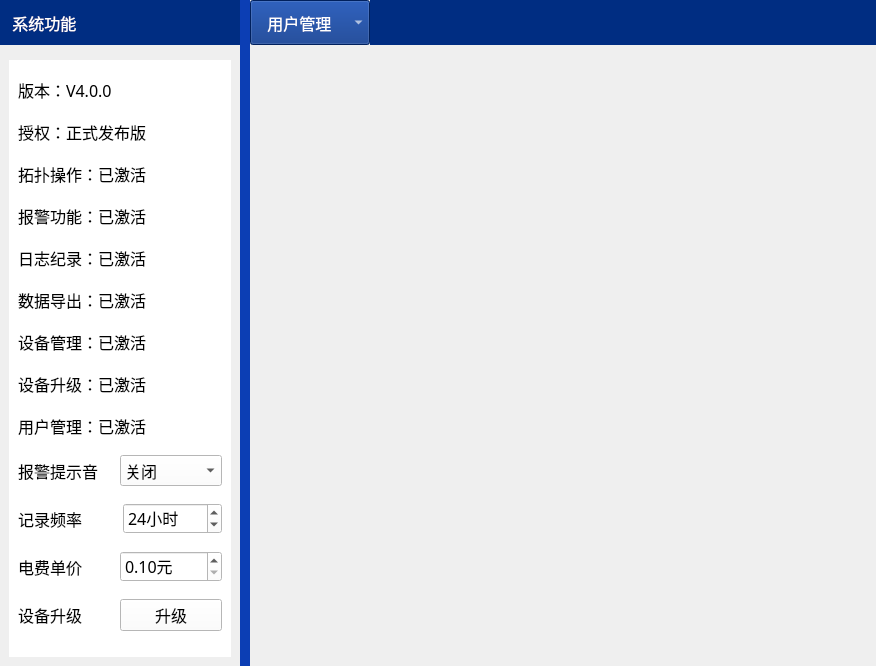
This is CleverManagerV3/setups/setup_mainwid.ui in ChinaClever/CleverManagerV3 as Qt 5 draws it before an edit. The edited form follows.
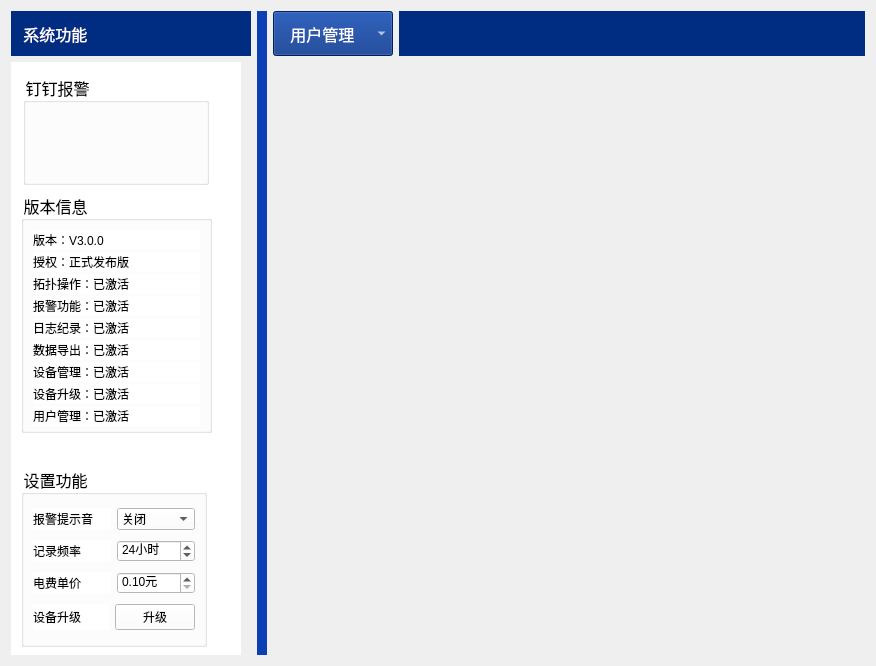
This is the edited form.

```diff
--- a/CleverManagerV3/setups/setup_mainwid.ui
+++ b/CleverManagerV3/setups/setup_mainwid.ui
@@ -19,28 +19,10 @@
   <property name="windowTitle">
    <string>Form</string>
   </property>
-  <layout class="QHBoxLayout" name="horizontalLayout_6">
-   <property name="spacing">
-    <number>0</number>
-   </property>
-   <property name="leftMargin">
-    <number>0</number>
-   </property>
-   <property name="topMargin">
-    <number>0</number>
-   </property>
-   <property name="rightMargin">
-    <number>0</number>
-   </property>
-   <property name="bottomMargin">
-    <number>0</number>
-   </property>
-   <item>
-    <layout class="QVBoxLayout" name="verticalLayout_3" stretch="1,18">
-     <property name="spacing">
-      <number>6</number>
-     </property>
-     <item>
+  <layout class="QGridLayout" name="gridLayout_3">
+   <item row="0" column="0" rowspan="2">
+    <layout class="QGridLayout" name="gridLayout_4">
+     <item row="0" column="0">
       <widget class="QLabel" name="label">
        <property name="minimumSize">
         <size>
@@ -72,9 +54,24 @@
        </property>
       </widget>
      </item>
-     <item>
+     <item row="1" column="0">
       <widget class="QWidget" name="widget_3" native="true">
        <layout class="QVBoxLayout" name="verticalLayout_4">
+        <property name="spacing">
+         <number>0</number>
+        </property>
+        <property name="leftMargin">
+         <number>0</number>
+        </property>
+        <property name="topMargin">
+         <number>0</number>
+        </property>
+        <property name="rightMargin">
+         <number>0</number>
+        </property>
+        <property name="bottomMargin">
+         <number>0</number>
+        </property>
         <item>
          <widget class="QWidget" name="setupWid" native="true">
           <property name="minimumSize">
@@ -92,194 +89,20 @@
           <property name="styleSheet">
            <string notr="true">background-color: rgb(255, 255, 255);</string>
           </property>
-          <layout class="QVBoxLayout" name="verticalLayout_2" stretch="1,1,1,1,1,1,1,1,1,1,1,1,1">
-           <property name="spacing">
-            <number>0</number>
+          <widget class="QGroupBox" name="groupBox_2">
+           <property name="geometry">
+            <rect>
+             <x>10</x>
+             <y>404</y>
+             <width>186</width>
+             <height>181</height>
+            </rect>
            </property>
-           <property name="leftMargin">
-            <number>9</number>
+           <property name="title">
+            <string>设置功能</string>
            </property>
-           <property name="topMargin">
-            <number>0</number>
-           </property>
-           <property name="rightMargin">
-            <number>9</number>
-           </property>
-           <property name="bottomMargin">
-            <number>0</number>
-           </property>
-           <item>
-            <widget class="QLabel" name="label_2">
-             <property name="minimumSize">
-              <size>
-               <width>0</width>
-               <height>25</height>
-              </size>
-             </property>
-             <property name="maximumSize">
-              <size>
-               <width>16777215</width>
-               <height>25</height>
-              </size>
-             </property>
-             <property name="text">
-              <string>版本：V4.0.0</string>
-             </property>
-            </widget>
-           </item>
-           <item>
-            <widget class="QLabel" name="label_3">
-             <property name="minimumSize">
-              <size>
-               <width>0</width>
-               <height>25</height>
-              </size>
-             </property>
-             <property name="maximumSize">
-              <size>
-               <width>16777215</width>
-               <height>25</height>
-              </size>
-             </property>
-             <property name="text">
-              <string>授权：正式发布版</string>
-             </property>
-            </widget>
-           </item>
-           <item>
-            <widget class="QLabel" name="label_7">
-             <property name="minimumSize">
-              <size>
-               <width>0</width>
-               <height>25</height>
-              </size>
-             </property>
-             <property name="maximumSize">
-              <size>
-               <width>16777215</width>
-               <height>25</height>
-              </size>
-             </property>
-             <property name="text">
-              <string>拓扑操作：已激活</string>
-             </property>
-            </widget>
-           </item>
-           <item>
-            <widget class="QLabel" name="label_8">
-             <property name="minimumSize">
-              <size>
-               <width>0</width>
-               <height>25</height>
-              </size>
-             </property>
-             <property name="maximumSize">
-              <size>
-               <width>16777215</width>
-               <height>25</height>
-              </size>
-             </property>
-             <property name="text">
-              <string>报警功能：已激活</string>
-             </property>
-            </widget>
-           </item>
-           <item>
-            <widget class="QLabel" name="label_4">
-             <property name="minimumSize">
-              <size>
-               <width>0</width>
-               <height>25</height>
-              </size>
-             </property>
-             <property name="maximumSize">
-              <size>
-               <width>16777215</width>
-               <height>25</height>
-              </size>
-             </property>
-             <property name="text">
-              <string>日志纪录：已激活</string>
-             </property>
-            </widget>
-           </item>
-           <item>
-            <widget class="QLabel" name="label_9">
-             <property name="minimumSize">
-              <size>
-               <width>0</width>
-               <height>25</height>
-              </size>
-             </property>
-             <property name="maximumSize">
-              <size>
-               <width>16777215</width>
-               <height>25</height>
-              </size>
-             </property>
-             <property name="text">
-              <string>数据导出：已激活</string>
-             </property>
-            </widget>
-           </item>
-           <item>
-            <widget class="QLabel" name="label_6">
-             <property name="minimumSize">
-              <size>
-               <width>0</width>
-               <height>25</height>
-              </size>
-             </property>
-             <property name="maximumSize">
-              <size>
-               <width>16777215</width>
-               <height>25</height>
-              </size>
-             </property>
-             <property name="text">
-              <string>设备管理：已激活</string>
-             </property>
-            </widget>
-           </item>
-           <item>
-            <widget class="QLabel" name="label_5">
-             <property name="minimumSize">
-              <size>
-               <width>0</width>
-               <height>25</height>
-              </size>
-             </property>
-             <property name="maximumSize">
-              <size>
-               <width>16777215</width>
-               <height>25</height>
-              </size>
-             </property>
-             <property name="text">
-              <string>设备升级：已激活</string>
-             </property>
-            </widget>
-           </item>
-           <item>
-            <widget class="QLabel" name="label_10">
-             <property name="minimumSize">
-              <size>
-               <width>0</width>
-               <height>25</height>
-              </size>
-             </property>
-             <property name="maximumSize">
-              <size>
-               <width>16777215</width>
-               <height>25</height>
-              </size>
-             </property>
-             <property name="text">
-              <string>用户管理：已激活</string>
-             </property>
-            </widget>
-           </item>
-           <item>
+           <layout class="QGridLayout" name="gridLayout">
+            <item row="0" column="0">
             <layout class="QHBoxLayout" name="horizontalLayout">
              <item>
               <widget class="QLabel" name="label_11">
@@ -304,7 +127,7 @@
              </item>
             </layout>
            </item>
-           <item>
+            <item row="1" column="0">
             <layout class="QHBoxLayout" name="horizontalLayout_2">
              <property name="spacing">
               <number>6</number>
@@ -334,7 +157,7 @@
              </item>
             </layout>
            </item>
-           <item>
+            <item row="2" column="0">
             <layout class="QHBoxLayout" name="horizontalLayout_3">
              <item>
               <widget class="QLabel" name="label_14">
@@ -358,7 +181,7 @@
              </item>
             </layout>
            </item>
-           <item>
+            <item row="3" column="0">
             <layout class="QHBoxLayout" name="horizontalLayout_4">
              <item>
               <widget class="QLabel" name="label_12">
@@ -381,13 +204,213 @@
            </item>
           </layout>
          </widget>
-        </item>
-       </layout>
-      </widget>
-     </item>
-    </layout>
-   </item>
-   <item>
+          <widget class="QGroupBox" name="groupBox_3">
+           <property name="geometry">
+            <rect>
+             <x>10</x>
+             <y>130</y>
+             <width>191</width>
+             <height>241</height>
+            </rect>
+           </property>
+           <property name="title">
+            <string>版本信息</string>
+           </property>
+           <layout class="QGridLayout" name="gridLayout_2">
+            <item row="0" column="0">
+             <widget class="QLabel" name="label_2">
+              <property name="minimumSize">
+               <size>
+                <width>0</width>
+                <height>20</height>
+               </size>
+              </property>
+              <property name="maximumSize">
+               <size>
+                <width>16777215</width>
+                <height>20</height>
+               </size>
+              </property>
+              <property name="text">
+               <string>版本：V3.0.0</string>
+              </property>
+             </widget>
+            </item>
+            <item row="1" column="0">
+             <widget class="QLabel" name="label_3">
+              <property name="minimumSize">
+               <size>
+                <width>0</width>
+                <height>20</height>
+               </size>
+              </property>
+              <property name="maximumSize">
+               <size>
+                <width>16777215</width>
+                <height>20</height>
+               </size>
+              </property>
+              <property name="text">
+               <string>授权：正式发布版</string>
+              </property>
+             </widget>
+            </item>
+            <item row="2" column="0">
+             <widget class="QLabel" name="label_7">
+              <property name="minimumSize">
+               <size>
+                <width>0</width>
+                <height>20</height>
+               </size>
+              </property>
+              <property name="maximumSize">
+               <size>
+                <width>16777215</width>
+                <height>20</height>
+               </size>
+              </property>
+              <property name="text">
+               <string>拓扑操作：已激活</string>
+              </property>
+             </widget>
+            </item>
+            <item row="3" column="0">
+             <widget class="QLabel" name="label_8">
+              <property name="minimumSize">
+               <size>
+                <width>0</width>
+                <height>20</height>
+               </size>
+              </property>
+              <property name="maximumSize">
+               <size>
+                <width>16777215</width>
+                <height>20</height>
+               </size>
+              </property>
+              <property name="text">
+               <string>报警功能：已激活</string>
+              </property>
+             </widget>
+            </item>
+            <item row="4" column="0">
+             <widget class="QLabel" name="label_4">
+              <property name="minimumSize">
+               <size>
+                <width>0</width>
+                <height>20</height>
+               </size>
+              </property>
+              <property name="maximumSize">
+               <size>
+                <width>16777215</width>
+                <height>20</height>
+               </size>
+              </property>
+              <property name="text">
+               <string>日志纪录：已激活</string>
+              </property>
+             </widget>
+            </item>
+            <item row="5" column="0">
+             <widget class="QLabel" name="label_9">
+              <property name="minimumSize">
+               <size>
+                <width>0</width>
+                <height>20</height>
+               </size>
+              </property>
+              <property name="maximumSize">
+               <size>
+                <width>16777215</width>
+                <height>20</height>
+               </size>
+              </property>
+              <property name="text">
+               <string>数据导出：已激活</string>
+              </property>
+             </widget>
+            </item>
+            <item row="6" column="0">
+             <widget class="QLabel" name="label_6">
+              <property name="minimumSize">
+               <size>
+                <width>0</width>
+                <height>20</height>
+               </size>
+              </property>
+              <property name="maximumSize">
+               <size>
+                <width>16777215</width>
+                <height>20</height>
+               </size>
+              </property>
+              <property name="text">
+               <string>设备管理：已激活</string>
+              </property>
+             </widget>
+            </item>
+            <item row="7" column="0">
+             <widget class="QLabel" name="label_5">
+              <property name="minimumSize">
+               <size>
+                <width>0</width>
+                <height>20</height>
+               </size>
+              </property>
+              <property name="maximumSize">
+               <size>
+                <width>16777215</width>
+                <height>20</height>
+               </size>
+              </property>
+              <property name="text">
+               <string>设备升级：已激活</string>
+              </property>
+             </widget>
+            </item>
+            <item row="8" column="0">
+             <widget class="QLabel" name="label_10">
+              <property name="minimumSize">
+               <size>
+                <width>0</width>
+                <height>20</height>
+               </size>
+              </property>
+              <property name="maximumSize">
+               <size>
+                <width>16777215</width>
+                <height>20</height>
+               </size>
+              </property>
+              <property name="text">
+               <string>用户管理：已激活</string>
+              </property>
+             </widget>
+            </item>
+           </layout>
+          </widget>
+          <widget class="QGroupBox" name="groupBox">
+           <property name="geometry">
+            <rect>
+             <x>12</x>
+             <y>12</y>
+             <width>186</width>
+             <height>111</height>
+            </rect>
+           </property>
+           <property name="title">
+            <string>钉钉报警</string>
+           </property>
+          </widget>
+         </widget>
+        </item>
+       </layout>
+      </widget>
+     </item>
+    </layout>
+   </item>
+   <item row="0" column="1" rowspan="2">
     <widget class="QWidget" name="widget_2" native="true">
      <property name="minimumSize">
       <size>
@@ -406,10 +429,8 @@
      </property>
     </widget>
    </item>
-   <item>
-    <layout class="QVBoxLayout" name="verticalLayout" stretch="1,18">
-     <item>
-      <layout class="QHBoxLayout" name="horizontalLayout_5" stretch="0,0">
+   <item row="0" column="2">
+    <layout class="QHBoxLayout" name="horizontalLayout_5">
        <item>
         <widget class="QComboBox" name="comboBox">
          <property name="sizePolicy">
@@ -488,10 +509,8 @@
        </item>
       </layout>
      </item>
-     <item>
+   <item row="1" column="2">
       <widget class="QStackedWidget" name="stackedWid"/>
-     </item>
-    </layout>
    </item>
   </layout>
  </widget>
```
Lines whose indentation alone changed are shown as unchanged.
